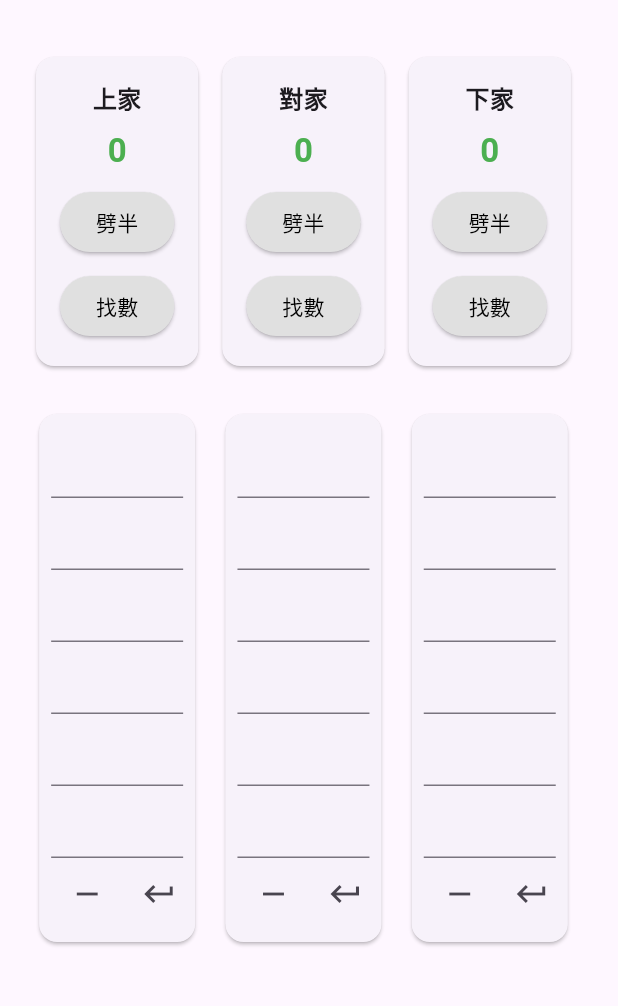
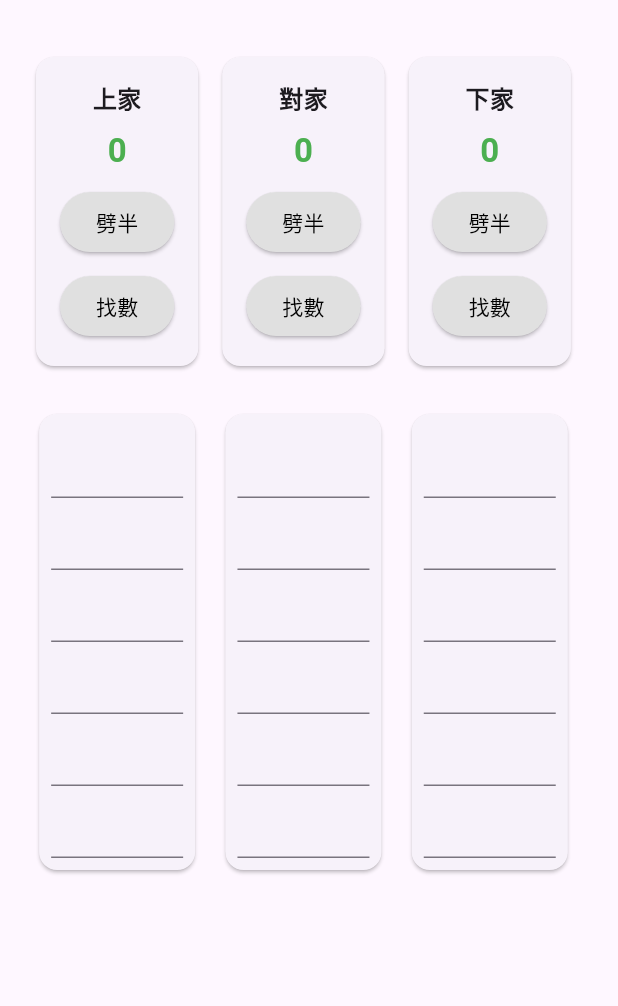
Before and after one commit to TerenceMKH/taiwan_mahjong_score, a Flutter app: the screen it shows after launch, after a tap on "找數", on a phone screen of 412 x 824 dp, the part 63-1069 px from its top. Run offline on Flutter 3.47's test engine with Material 3 defaults, Android fonts, the phone set to English and light mode, and no system bars.

Commit message:
Update iOS keyboard

```diff
--- a/lib/main.dart
+++ b/lib/main.dart
@@ -1,4 +1,5 @@
 import 'package:flutter/material.dart';
+import 'package:flutter/services.dart';
 
 void main() {
   runApp(MyApp());
@@ -27,15 +28,13 @@ class _HomeScreenState extends State<HomeScreen> {
   late List<List<int>> scores;
   List<int> totalScores = [0, 0, 0]; // 三位玩家的總分
   List<String> playerNames = ['上家', '對家', '下家']; // 固定玩家名稱
-  late List<List<FocusNode>> focusNodes;
 
   @override
   void initState() {
     super.initState();
-    // 初始化 controllers, scores, and focusNodes
+    // 初始化 controllers 和 scores
     controllers = List.generate(3, (playerIndex) => List.generate(6, (index) => TextEditingController()));
     scores = List.generate(3, (playerIndex) => List.filled(6, 0));
-    focusNodes = List.generate(3, (playerIndex) => List.generate(6, (index) => FocusNode()));
   }
 
   void _updateScore(int playerIndex, int fieldIndex, String value) {
@@ -73,8 +72,9 @@ class _HomeScreenState extends State<HomeScreen> {
   void _clearScore(int playerIndex) {
     setState(() {
       totalScores[playerIndex] = 0;
-      scores[playerIndex] = List.filled(6, 0);
-      controllers[playerIndex] = List.generate(6, (index) => TextEditingController());
+      scores[playerIndex].clear();
+      controllers[playerIndex].clear();
+      controllers[playerIndex].add(TextEditingController()); // Add one empty field
     });
   }
 
@@ -169,12 +169,12 @@ class _HomeScreenState extends State<HomeScreen> {
           child: Column(
             children: [
               for (int j = 0; j < controllers[playerIndex].length; j++)
-                Column(
-                  children: [
                 TextField(
                   controller: controllers[playerIndex][j],
-                      focusNode: focusNodes[playerIndex][j],
                   keyboardType: TextInputType.numberWithOptions(signed: true), // Allow "-" sign
+                  inputFormatters: [
+                    FilteringTextInputFormatter.allow(RegExp(r'^-?\d*')), // Allow digits and optional "-" at the start
+                  ],
                   onChanged: (value) => _updateScore(playerIndex, j, value),
                   style: TextStyle(
                     fontSize: fontSize,
@@ -184,41 +184,10 @@ class _HomeScreenState extends State<HomeScreen> {
                     labelText: null, // No label text
                   ),
                 ),
-                    if (j == controllers[playerIndex].length - 1)
-                      _buildCustomKeyboardRow(playerIndex, j),
-                  ],
-                ),
             ],
           ),
         ),
       ),
-    );
-  }
-
-  Widget _buildCustomKeyboardRow(int playerIndex, int fieldIndex) {
-    return Row(
-      mainAxisAlignment: MainAxisAlignment.spaceEvenly,
-      children: [
-        IconButton(
-          icon: Icon(Icons.remove),
-          onPressed: () {
-            // Insert "-" sign at the beginning of the text
-            final controller = controllers[playerIndex][fieldIndex];
-            final text = controller.text;
-            if (!text.startsWith('-')) {
-              controller.text = '-$text';
-              controller.selection = TextSelection.fromPosition(TextPosition(offset: controller.text.length));
-            }
-          },
-        ),
-        IconButton(
-          icon: Icon(Icons.keyboard_return),
-          onPressed: () {
-            // Unfocus the current input field
-            focusNodes[playerIndex][fieldIndex].unfocus();
-          },
-        ),
-      ],
     );
   }
 
```
Also changed, not shown: assets/fonts/MaterialIcons-Regular.otf, 3 other files. Lines whose indentation alone changed are shown as unchanged.
